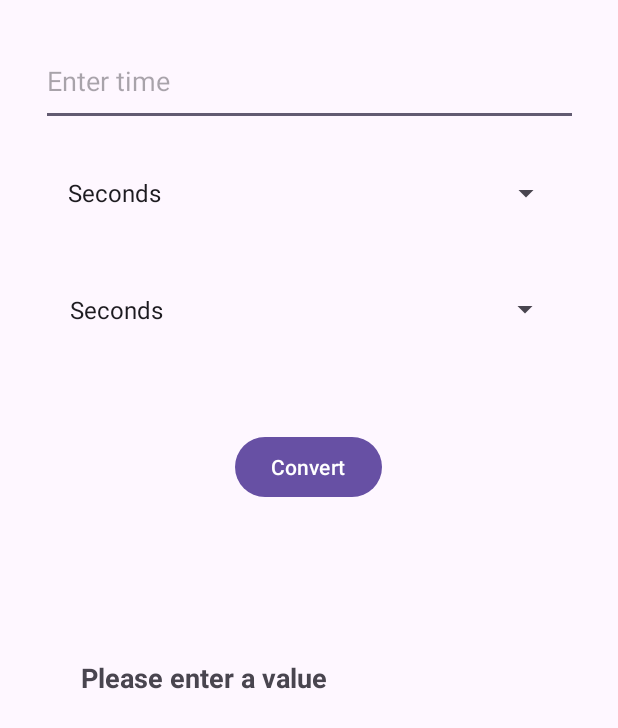
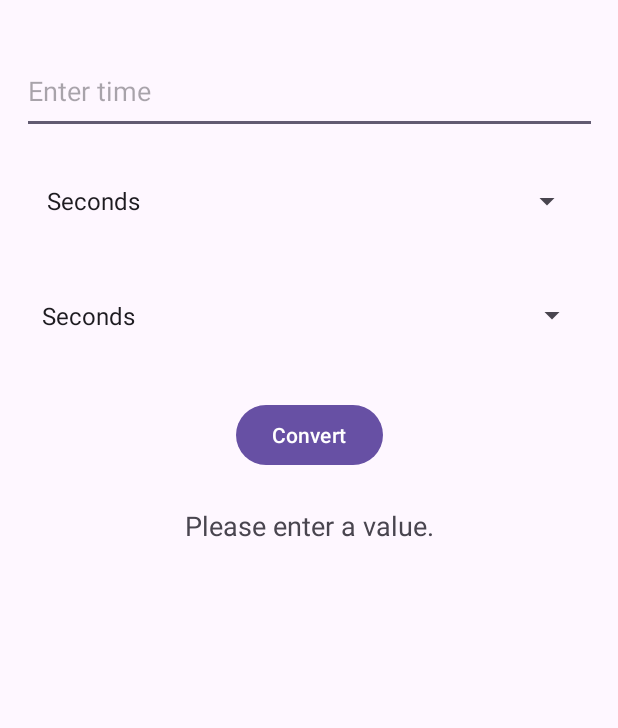
Before and after one commit to muntassir05/Unit-Converto, an Android app: the Time_converter screen opened directly, with no data from a screen before it, after a tap on "Convert", on a phone screen of 412 x 824 dp. Shown: the top 728 px of the screen. Run offline under Robolectric (Android 15) with nearby library versions, the phone set to English and light mode, and no system bars.

```diff
--- a/app/src/main/java/com/example/unitconverter/Time_converter.java
+++ b/app/src/main/java/com/example/unitconverter/Time_converter.java
@@ -1,7 +1,6 @@
 package com.example.unitconverter;
 
 import android.os.Bundle;
-import android.view.View;
 import android.widget.ArrayAdapter;
 import android.widget.Button;
 import android.widget.EditText;
@@ -18,16 +17,15 @@ public class Time_converter extends AppCompatActivity {
 
     Spinner fromUnit, toUnit;
     EditText inputValue;
-    Button convertButton;
-    TextView resultText;
-
-    String[] units = {"Seconds", "Minutes", "Hours", "Days"};
+    TextView resultView;
+    Button convertBtn;
 
     @Override
     protected void onCreate(Bundle savedInstanceState) {
         super.onCreate(savedInstanceState);
         EdgeToEdge.enable(this);
         setContentView(R.layout.activity_time_converter);
+
         ViewCompat.setOnApplyWindowInsetsListener(findViewById(R.id.main), (v, insets) -> {
             Insets systemBars = insets.getInsets(WindowInsetsCompat.Type.systemBars());
             v.setPadding(systemBars.left, systemBars.top, systemBars.right, systemBars.bottom);
@@ -37,64 +35,45 @@ public class Time_converter extends AppCompatActivity {
         fromUnit = findViewById(R.id.fromUnit);
         toUnit = findViewById(R.id.toUnit);
         inputValue = findViewById(R.id.inputValue);
-        convertButton = findViewById(R.id.convertButton);
-        resultText = findViewById(R.id.resultText);
+        resultView = findViewById(R.id.resultView);
+        convertBtn = findViewById(R.id.convertBtn);
 
+        String[] units = {"Seconds", "Minutes", "Hours", "Days"};
         ArrayAdapter<String> adapter = new ArrayAdapter<>(this, android.R.layout.simple_spinner_item, units);
         adapter.setDropDownViewResource(android.R.layout.simple_spinner_dropdown_item);
         fromUnit.setAdapter(adapter);
         toUnit.setAdapter(adapter);
 
-        convertButton.setOnClickListener(new View.OnClickListener() {
-            @Override
-            public void onClick(View view) {
-                String input = inputValue.getText().toString();
-                if (input.isEmpty()) {
-                    resultText.setText("Please enter a value");
-                    return;
-                }
+        convertBtn.setOnClickListener(v -> {
+            String inputStr = inputValue.getText().toString().trim();
+            if (inputStr.isEmpty()) {
+                resultView.setText("Please enter a value.");
+                return;
+            }
 
-                double value = Double.parseDouble(input);
-                String from = fromUnit.getSelectedItem().toString();
-                String to = toUnit.getSelectedItem().toString();
+            double input = Double.parseDouble(inputStr);
+            String from = fromUnit.getSelectedItem().toString();
+            String to = toUnit.getSelectedItem().toString();
 
-                double result = convertTime(value, from, to);
-                resultText.setText(String.format("%.4f %s", result, to));
-            }
+            double result = convertTime(input, from, to);
+            resultView.setText(String.format("%.2f %s", result, to));
         });
     }
 
     private double convertTime(double value, String from, String to) {
-        double seconds = 0;
-
-        // Convert from source unit to seconds
+        // Convert from any unit to seconds
         switch (from) {
-            case "Seconds":
-                seconds = value;
-                break;
-            case "Minutes":
-                seconds = value * 60;
-                break;
-            case "Hours":
-                seconds = value * 3600;
-                break;
-            case "Days":
-                seconds = value * 86400;
-                break;
+            case "Minutes": value *= 60; break;
+            case "Hours": value *= 3600; break;
+            case "Days": value *= 86400; break;
         }
 
         // Convert from seconds to target unit
         switch (to) {
-            case "Seconds":
-                return seconds;
-            case "Minutes":
-                return seconds / 60;
-            case "Hours":
-                return seconds / 3600;
-            case "Days":
-                return seconds / 86400;
+            case "Minutes": return value / 60;
+            case "Hours": return value / 3600;
+            case "Days": return value / 86400;
+            default: return value; // Seconds
         }
-
-        return 0;
     }
 }
--- a/app/src/main/res/layout/activity_time_converter.xml
+++ b/app/src/main/res/layout/activity_time_converter.xml
@@ -10,9 +10,9 @@
 
     <EditText
         android:id="@+id/inputValue"
-        android:layout_width="358dp"
-        android:layout_height="60dp"
-        android:layout_marginTop="24dp"
+        android:layout_width="383dp"
+        android:layout_height="57dp"
+        android:layout_marginTop="32dp"
         android:hint="Enter time"
         android:inputType="numberDecimal"
         app:layout_constraintEnd_toEndOf="parent"
@@ -21,7 +21,7 @@
 
     <Spinner
         android:id="@+id/fromUnit"
-        android:layout_width="337dp"
+        android:layout_width="365dp"
         android:layout_height="57dp"
         android:layout_marginTop="16dp"
         app:layout_constraintEnd_toEndOf="parent"
@@ -30,34 +30,32 @@
 
     <Spinner
         android:id="@+id/toUnit"
-        android:layout_width="335dp"
-        android:layout_height="66dp"
+        android:layout_width="372dp"
+        android:layout_height="63dp"
         android:layout_marginTop="16dp"
         app:layout_constraintEnd_toEndOf="parent"
         app:layout_constraintStart_toStartOf="parent"
         app:layout_constraintTop_toBottomOf="@id/fromUnit" />
 
     <Button
-        android:id="@+id/convertButton"
+        android:id="@+id/convertBtn"
         android:layout_width="wrap_content"
         android:layout_height="wrap_content"
-        android:layout_marginTop="48dp"
         android:text="Convert"
-        app:layout_constraintEnd_toEndOf="parent"
-        app:layout_constraintHorizontal_bias="0.498"
+        android:layout_marginTop="24dp"
+        app:layout_constraintTop_toBottomOf="@id/toUnit"
         app:layout_constraintStart_toStartOf="parent"
-        app:layout_constraintTop_toBottomOf="@id/toUnit" />
+        app:layout_constraintEnd_toEndOf="parent" />
 
     <TextView
-        android:id="@+id/resultText"
-        android:layout_width="358dp"
-        android:layout_height="61dp"
-        android:layout_marginTop="104dp"
-        android:text="Result will be shown here"
+        android:id="@+id/resultView"
+        android:layout_width="wrap_content"
+        android:layout_height="wrap_content"
+        android:text="Result will appear here"
         android:textSize="18sp"
-        android:textStyle="bold"
-        app:layout_constraintEnd_toEndOf="parent"
-        app:layout_constraintHorizontal_bias="1.0"
+        android:layout_marginTop="24dp"
+        app:layout_constraintTop_toBottomOf="@id/convertBtn"
         app:layout_constraintStart_toStartOf="parent"
-        app:layout_constraintTop_toBottomOf="@id/convertButton" />
+        app:layout_constraintEnd_toEndOf="parent" />
+
 </androidx.constraintlayout.widget.ConstraintLayout>
```
